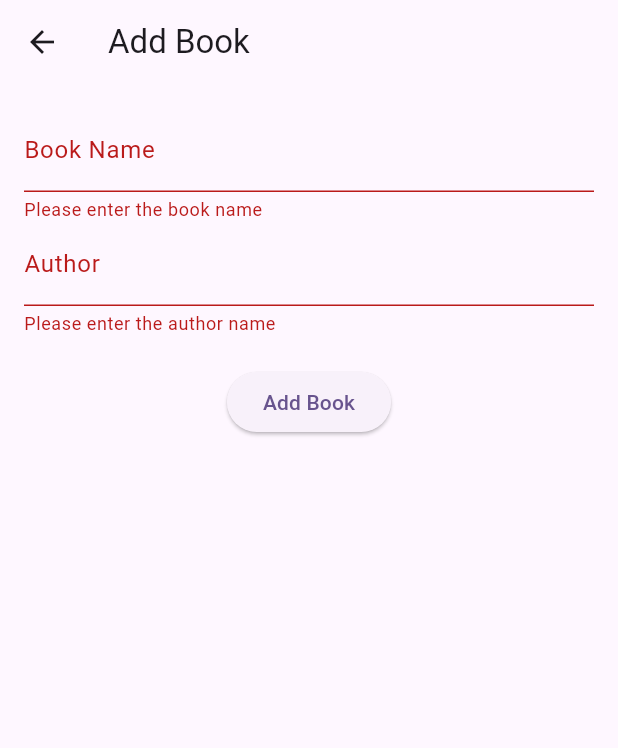
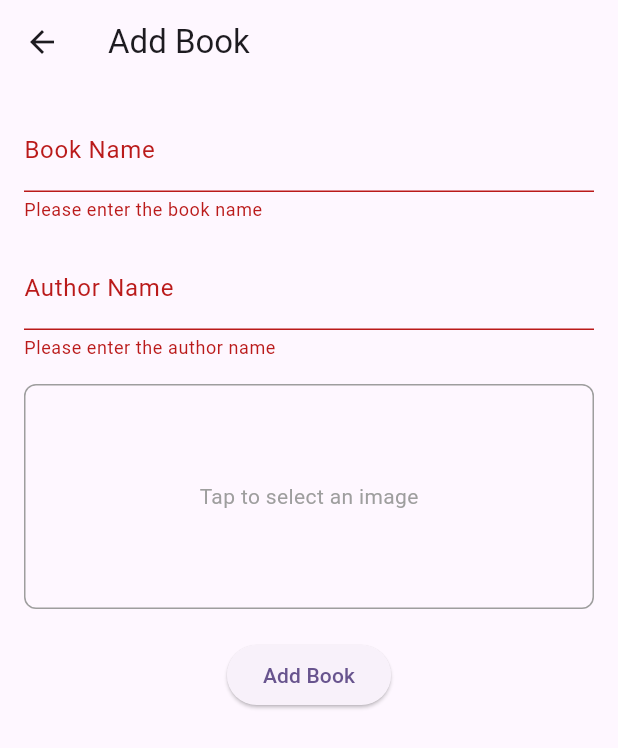
Before and after one commit to lakshannaveen/inclass, a Flutter app: the AddPage screen opened directly, after a tap on "Add Book", on a phone screen of 412 x 824 dp. Shown: the top 748 px of the screen. Run offline on Flutter 3.47's test engine with Material 3 defaults, Android fonts, the phone set to English and light mode, and no system bars; our stand-ins replace cloud_firestore, firebase_core, image_picker; accounts and stored records are empty.

Commit message:
book save in db

```diff
--- a/lib/models/bookmodel.dart
+++ b/lib/models/bookmodel.dart
@@ -1,6 +1,11 @@
 class BookModel {
   final String name;
   final String author;
+  final String imagePath; // Path to the book image
 
-  BookModel({required this.name, required this.author});
+  BookModel({
+    required this.name,
+    required this.author,
+    required this.imagePath,
+  });
 }
--- a/lib/pages/add.dart
+++ b/lib/pages/add.dart
@@ -1,4 +1,6 @@
 import 'package:flutter/material.dart';
+import 'package:image_picker/image_picker.dart';
+import 'dart:io';
 import '../services/addservice.dart';
 import '../models/bookmodel.dart';
 
@@ -13,22 +15,37 @@ class _AddPageState extends State<AddPage> {
   final _formKey = GlobalKey<FormState>();
   final TextEditingController _nameController = TextEditingController();
   final TextEditingController _authorController = TextEditingController();
+  File? _selectedImage;
+
+  Future<void> _pickImage() async {
+    final ImagePicker picker = ImagePicker();
+    final XFile? pickedFile =
+        await picker.pickImage(source: ImageSource.gallery);
+
+    if (pickedFile != null) {
+      setState(() {
+        _selectedImage = File(pickedFile.path);
+      });
+    }
+  }
 
   @override
   Widget build(BuildContext context) {
     return Scaffold(
       appBar: AppBar(
-        title: Text('Add Book'),
+        title: const Text('Add Book'),
       ),
       body: Padding(
         padding: const EdgeInsets.all(16.0),
         child: Form(
           key: _formKey,
+          child: SingleChildScrollView(
             child: Column(
               children: [
+                // Book Name Field
                 TextFormField(
                   controller: _nameController,
-                decoration: InputDecoration(labelText: 'Book Name'),
+                  decoration: const InputDecoration(labelText: 'Book Name'),
                   validator: (value) {
                     if (value == null || value.isEmpty) {
                       return 'Please enter the book name';
@@ -36,9 +53,12 @@ class _AddPageState extends State<AddPage> {
                     return null;
                   },
                 ),
+                const SizedBox(height: 16),
+
+                // Author Name Field
                 TextFormField(
                   controller: _authorController,
-                decoration: InputDecoration(labelText: 'Author'),
+                  decoration: const InputDecoration(labelText: 'Author Name'),
                   validator: (value) {
                     if (value == null || value.isEmpty) {
                       return 'Please enter the author name';
@@ -46,25 +66,63 @@ class _AddPageState extends State<AddPage> {
                     return null;
                   },
                 ),
-              SizedBox(height: 20),
+                const SizedBox(height: 16),
+
+                // Image Picker
+                GestureDetector(
+                  onTap: _pickImage,
+                  child: Container(
+                    height: 150,
+                    width: double.infinity,
+                    decoration: BoxDecoration(
+                      border: Border.all(color: Colors.grey),
+                      borderRadius: BorderRadius.circular(8),
+                    ),
+                    child: _selectedImage == null
+                        ? const Center(
+                            child: Text(
+                              'Tap to select an image',
+                              style: TextStyle(color: Colors.grey),
+                            ),
+                          )
+                        : Image.file(
+                            _selectedImage!,
+                            fit: BoxFit.cover,
+                          ),
+                  ),
+                ),
+                const SizedBox(height: 20),
+
+                // Submit Button
                 ElevatedButton(
                   onPressed: () async {
                     if (_formKey.currentState!.validate()) {
-                    // Create a new book and save it to Firestore
+                      if (_selectedImage == null) {
+                        ScaffoldMessenger.of(context).showSnackBar(
+                          const SnackBar(
+                              content: Text('Please select an image')),
+                        );
+                        return;
+                      }
+
+                      // Create a new book and save it
                       BookModel book = BookModel(
                         name: _nameController.text,
                         author: _authorController.text,
+                        imagePath: _selectedImage!.path,
                       );
                       await AddService.addBook(book);
                       ScaffoldMessenger.of(context).showSnackBar(
-                      SnackBar(content: Text('Book added successfully')),
+                        const SnackBar(
+                            content: Text('Book added successfully')),
                       );
                       Navigator.pop(context); // Go back to the previous page
                     }
                   },
-                child: Text('Add Book'),
+                  child: const Text('Add Book'),
                 ),
               ],
+            ),
           ),
         ),
       ),
--- a/lib/services/addservice.dart
+++ b/lib/services/addservice.dart
@@ -24,6 +24,7 @@ class AddService {
         return BookModel(
           name: doc['name'],
           author: doc['author'],
+          imagePath: doc['imagePath'], // Add the required imagePath argument
         );
       }).toList();
     });
--- a/pubspec.yaml
+++ b/pubspec.yaml
@@ -38,6 +38,7 @@ dependencies:
   cupertino_icons: ^1.0.8
   firebase_core: ^3.12.1
   cloud_firestore: ^5.6.5
+  image_picker: ^0.8.7+5
 
 
 dev_dependencies:
```
Also changed, not shown: pubspec.lock, 5 other files. Lines whose indentation alone changed are shown as unchanged.
